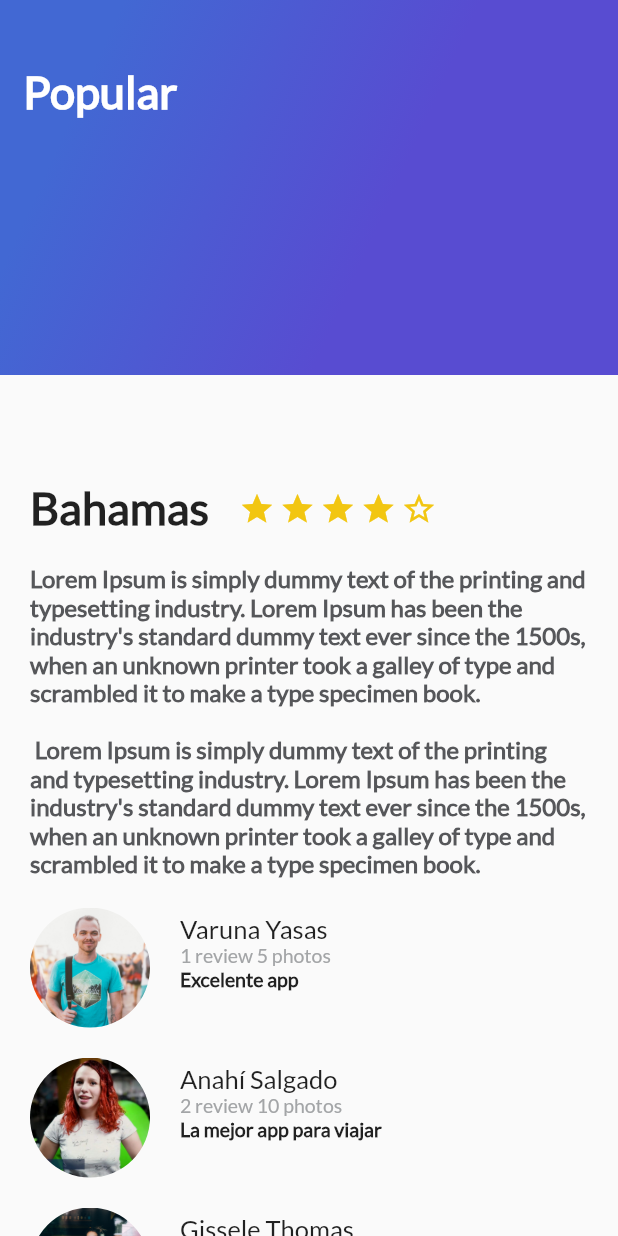
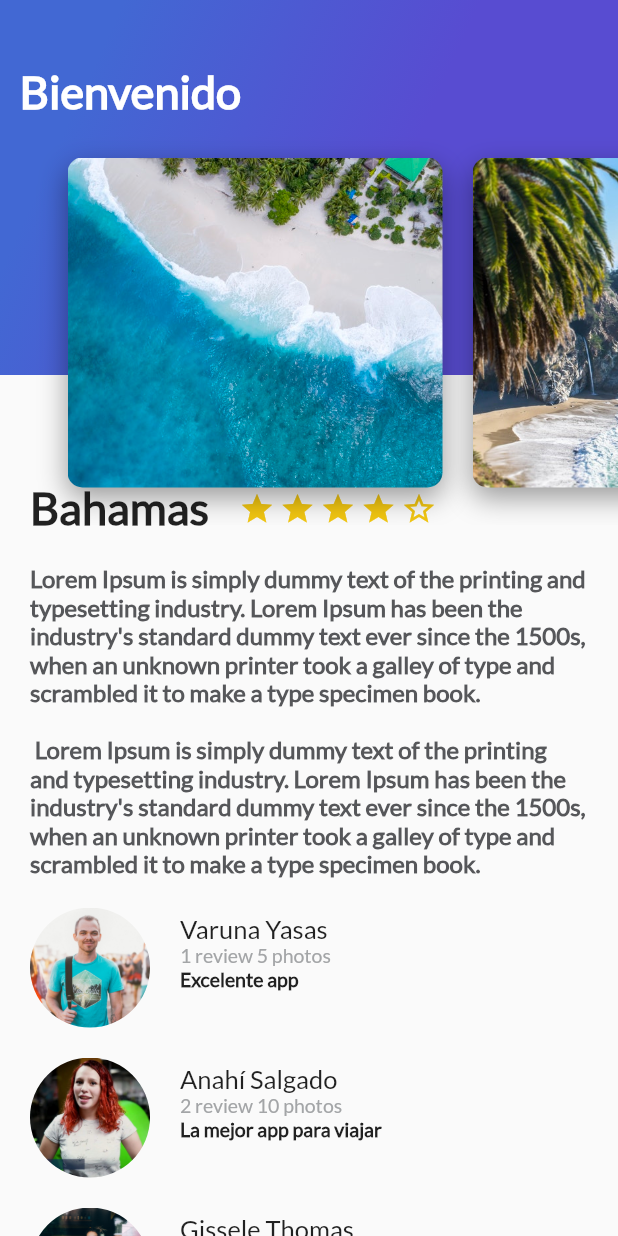
Before and after one commit to AlfredGonz/trips-app, a Flutter app: the screen it shows after launch, on a phone screen of 412 x 824 dp. Run offline on Flutter 3.47's test engine with Material 2 defaults, Android fonts, the phone set to English and light mode, and no system bars.

Commit message:
agregando lista de imagenes a appbar

```diff
--- /dev/null
+++ b/lib/header_appbar.dart
@@ -0,0 +1,12 @@
+import 'package:flutter/material.dart';
+import 'package:trips_app/gradient_back.dart';
+import 'card_image_list.dart';
+
+class HeaderAppBar extends StatelessWidget {
+  @override
+  Widget build(BuildContext context) {
+    return Stack(
+      children: <Widget>[GradientBack('Bienvenido'), CardImageList()],
+    );
+  }
+}
--- a/lib/main.dart
+++ b/lib/main.dart
@@ -1,12 +1,11 @@
 import 'package:flutter/material.dart';
 import 'package:trips_app/description_place.dart';
-import 'package:trips_app/gradient_back.dart';
+import 'package:trips_app/header_appbar.dart';
 import 'package:trips_app/review_list.dart';
 
 void main() => runApp(App());
 
 class App extends StatelessWidget {
-
   final descriptionDummy =
       "Lorem Ipsum is simply dummy text of the printing and typesetting industry. Lorem Ipsum has been the industry's standard dummy text ever since the 1500s, when an unknown printer took a galley of type and scrambled it to make a type specimen book."
       "\n\n "
@@ -16,22 +15,19 @@ class App extends StatelessWidget {
     return MaterialApp(
         debugShowCheckedModeBanner: false,
         title: 'Trips App',
-      theme: ThemeData(
-        primarySwatch: Colors.blue
-      ),
+        theme: ThemeData(primarySwatch: Colors.blue),
         home: Scaffold(
           body: Stack(
             children: <Widget>[
               ListView(
                 children: <Widget>[
-                DescriptionPlace("Bahamas", 4, descriptionDummy ),
+                  DescriptionPlace("Bahamas", 4, descriptionDummy),
                   ReviewList()
                 ],
               ),
-            GradientBack('Popular'),
+              HeaderAppBar(),
             ],
           ),
-    )
-    );
+        ));
   }
 }
```
Lines whose indentation alone changed are shown as unchanged.
